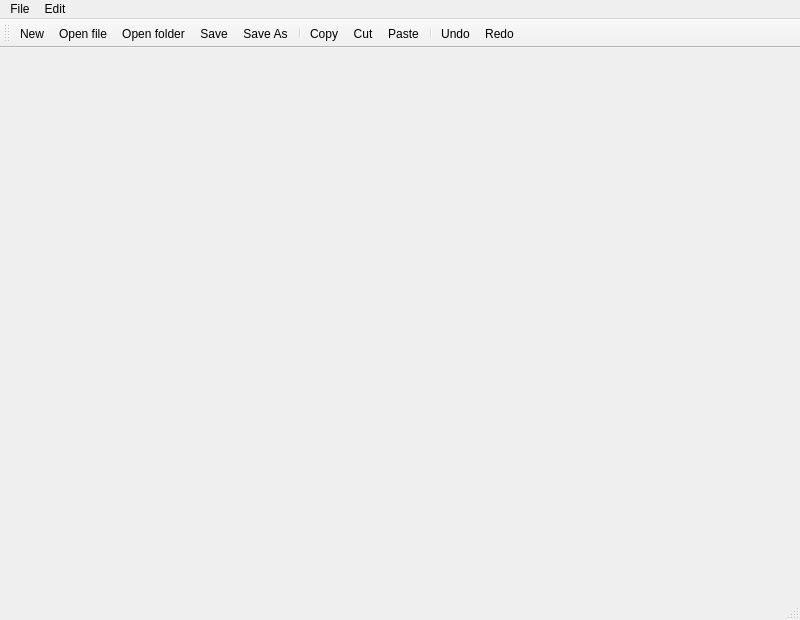
Qt form noted.ui (elmahdigaga/noted) before a commit.
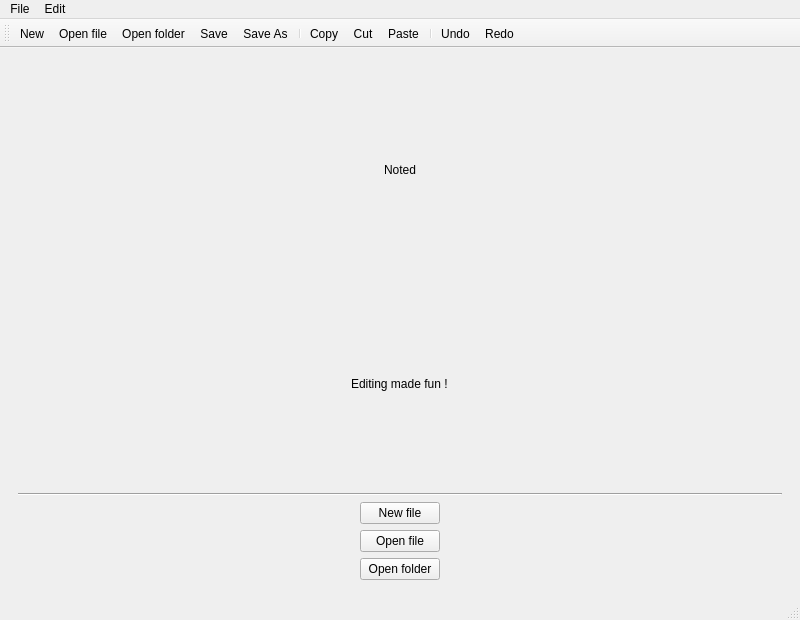
The same form after that commit. The open tabs and pages were chosen to show the change. Icons and pictures are not drawn.

Commit message: Added beta Welcome page with control buttons

Diff of the .ui file:
```diff
--- a/noted.ui
+++ b/noted.ui
@@ -20,7 +20,86 @@
       <property name="currentIndex">
        <number>1</number>
       </property>
-      <widget class="QWidget" name="welcomePage"/>
+      <widget class="QWidget" name="welcomePage">
+       <layout class="QVBoxLayout" name="verticalLayout">
+        <item>
+         <layout class="QVBoxLayout" name="verticalLayout_2">
+          <item alignment="Qt::AlignHCenter">
+           <widget class="QLabel" name="label">
+            <property name="text">
+             <string>Noted</string>
+            </property>
+           </widget>
+          </item>
+          <item alignment="Qt::AlignHCenter">
+           <widget class="QLabel" name="label_2">
+            <property name="text">
+             <string>Editing made fun !</string>
+            </property>
+           </widget>
+          </item>
+         </layout>
+        </item>
+        <item>
+         <widget class="Line" name="line">
+          <property name="orientation">
+           <enum>Qt::Horizontal</enum>
+          </property>
+         </widget>
+        </item>
+        <item>
+         <layout class="QGridLayout" name="gridLayout">
+          <item row="0" column="1">
+           <widget class="QPushButton" name="newFilePushButton">
+            <property name="text">
+             <string>New file</string>
+            </property>
+           </widget>
+          </item>
+          <item row="0" column="0">
+           <spacer name="horizontalSpacer">
+            <property name="orientation">
+             <enum>Qt::Horizontal</enum>
+            </property>
+            <property name="sizeHint" stdset="0">
+             <size>
+              <width>30</width>
+              <height>20</height>
+             </size>
+            </property>
+           </spacer>
+          </item>
+          <item row="1" column="1">
+           <widget class="QPushButton" name="openFilePushButton">
+            <property name="text">
+             <string>Open file</string>
+            </property>
+           </widget>
+          </item>
+          <item row="2" column="1">
+           <widget class="QPushButton" name="openFolderPushButton">
+            <property name="text">
+             <string>Open folder</string>
+            </property>
+           </widget>
+          </item>
+          <item row="2" column="2">
+           <spacer name="horizontalSpacer_2">
+            <property name="orientation">
+             <enum>Qt::Horizontal</enum>
+            </property>
+            <property name="sizeHint" stdset="0">
+             <size>
+              <width>30</width>
+              <height>20</height>
+             </size>
+            </property>
+           </spacer>
+          </item>
+         </layout>
+        </item>
+       </layout>
+      </widget>
       <widget class="QWidget" name="editorPage">
        <layout class="QHBoxLayout" name="horizontalLayout_2">
         <item alignment="Qt::AlignLeft">
```
Left out of the diff: 2 changed lines with no effect on the pictures. The commit also changes 2 other files.
